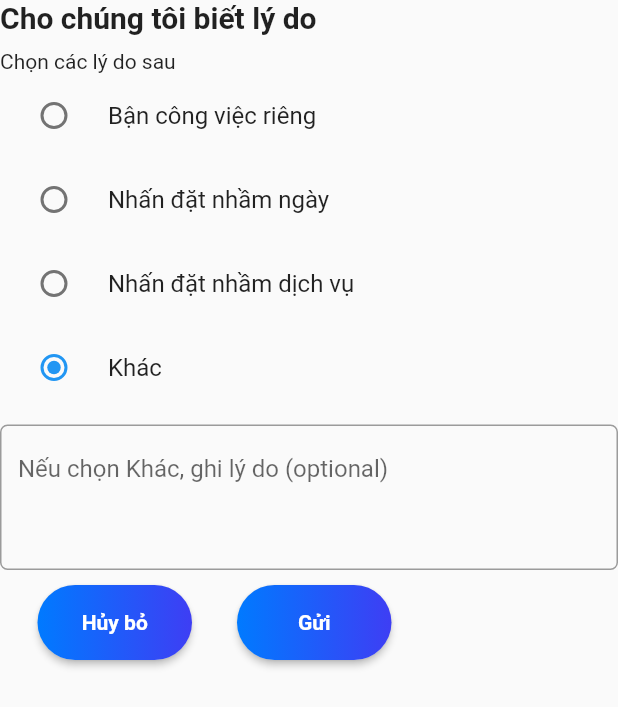
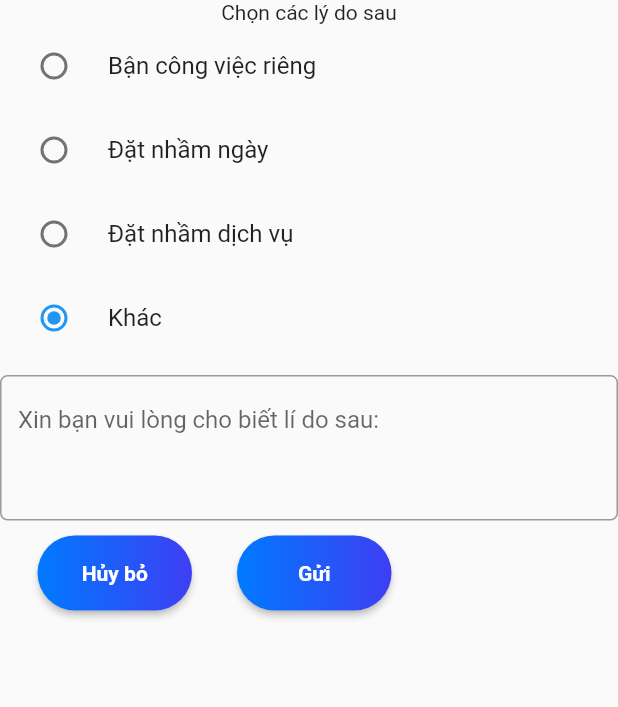
Before and after one commit to redore1234/HCIProject, a Flutter app: the ReasonRadio widget shown alone on an empty page, opened directly, after a tap on "Khác", on a phone screen of 412 x 824 dp. Shown: the top 707 px of the screen. Run offline on Flutter 3.47's test engine with Material 2 defaults, Android fonts, the phone set to English and light mode, and no system bars; our stand-ins replace date_picker_timeline, flutter_rating_bar, flutter_svg, fluttertoast, table_calendar; missing offline and left inert: fa_stepper.

Commit message:
fix layout and code of cancel function

```diff
--- a/lib/views/appointment_detail/appointment_detail.dart
+++ b/lib/views/appointment_detail/appointment_detail.dart
@@ -10,12 +10,14 @@ class Appointment {
   String addressClinic;
   String time;
   String service;
+
   Appointment(this.name, this.phone, this.nameClinic, this.addressClinic,
       this.time, this.service);
 }
 
 class AppoinmentDetailScreen extends StatefulWidget {
   final Appointment appointment;
+
   AppoinmentDetailScreen(Appointment appointment)
       : appointment = appointment,
         super(key: new ObjectKey(appointment));
@@ -25,10 +27,12 @@ class AppoinmentDetailScreen extends StatefulWidget {
       _AppoinmentDetailScreenState(appointment);
 }
 
-class _AppoinmentDetailScreenState extends State<AppoinmentDetailScreen>{
+class _AppoinmentDetailScreenState extends State<AppoinmentDetailScreen> {
   final Appointment appointment;
   Reason _reason = Reason.onBussiness;
+
   _AppoinmentDetailScreenState(this.appointment);
+
   @override
   Widget build(BuildContext context) {
     Size size = MediaQuery.of(context).size;
@@ -243,14 +247,12 @@ class _AppoinmentDetailScreenState extends State<AppoinmentDetailScreen>{
                                 children: [
                                   Container(
                                     width: double.infinity,
-                                    height: 450,
                                     child: ReasonRadio(),
                                   ),
                                 ],
                               ),
                             );
-                          }
-                      );
+                          });
                     },
                     shape: RoundedRectangleBorder(
                         borderRadius: BorderRadius.circular(20),
@@ -286,14 +288,14 @@ class ReasonRadio extends StatefulWidget {
 class _ReasonRadioState extends State<ReasonRadio> {
   Reason _character = Reason.onBussiness;
 
+  bool isVisible = false;
+
   @override
   Widget build(BuildContext context) {
     Size size = MediaQuery.of(context).size;
-    return Column(
-      crossAxisAlignment: CrossAxisAlignment.start,
+    return SingleChildScrollView(
+      child: Column(
         children: <Widget>[
-        Text('Cho chúng tôi biết lý do', style: TextStyle(fontSize: 20, fontWeight: FontWeight.bold),),
-        SizedBox(height: 10,),
           Text('Chọn các lý do sau'),
           RadioListTile<Reason>(
             title: Text('Bận công việc riêng'),
@@ -303,25 +305,40 @@ class _ReasonRadioState extends State<ReasonRadio> {
               setState(() {
                 _character = value;
               });
+              if (value != Reason.orther) {
+                setState(() {
+                  isVisible = false;
+                });
+              }
             },
           ),
           RadioListTile<Reason>(
-          title: const Text('Nhấn đặt nhầm ngày'),
+            title: const Text('Đặt nhầm ngày'),
             value: Reason.wrongDay,
             groupValue: _character,
             onChanged: (Reason value) {
               setState(() {
                 _character = value;
               });
+              if (value != Reason.orther) {
+                setState(() {
+                  isVisible = false;
+                });
+              }
             },
           ),
           RadioListTile<Reason>(
-          title: const Text('Nhấn đặt nhầm dịch vụ'),
+            title: const Text('Đặt nhầm dịch vụ'),
             value: Reason.wrongService,
             groupValue: _character,
             onChanged: (Reason value) {
               setState(() {
                 _character = value;
+                if (value != Reason.orther) {
+                  setState(() {
+                    isVisible = false;
+                  });
+                }
               });
             },
           ),
@@ -333,30 +350,42 @@ class _ReasonRadioState extends State<ReasonRadio> {
               setState(() {
                 _character = value;
               });
+              if (value == Reason.orther) {
+                setState(() {
+                  isVisible = true;
+                });
+              } else {
+                setState(() {
+                  isVisible = false;
+                });
+              }
             },
           ),
-      SizedBox(height: 10,),
-      TextFormField(
+          SizedBox(
+            height: 10,
+          ),
+          Visibility(
+            visible: isVisible,
+            child: TextFormField(
               maxLines: 3,
               decoration: InputDecoration(
-            border: OutlineInputBorder(
-                borderRadius: BorderRadius.circular(5)
-            ),
-          hintText: 'Nếu chọn Khác, ghi lý do (optional)'
+                  border:
+                  OutlineInputBorder(borderRadius: BorderRadius.circular(5)),
+                  hintText: 'Xin bạn vui lòng cho biết lí do sau:'),
             ),
           ),
-      SizedBox(height: 10,),
+          SizedBox(
+            height: 10,
+          ),
           Row(
             children: [
               SizedBox(
                 width: 25,
               ),
               RaisedButton(
-              onPressed: () =>
-                  Navigator.of(context).pop(),
+                onPressed: () => Navigator.of(context).pop(),
                 shape: RoundedRectangleBorder(
-                  borderRadius:
-                  BorderRadius.circular(80.0)),
+                    borderRadius: BorderRadius.circular(80.0)),
                 textColor: Colors.white,
                 padding: const EdgeInsets.all(0),
                 child: Container(
@@ -364,8 +393,7 @@ class _ReasonRadioState extends State<ReasonRadio> {
                   height: 50.0,
                   width: size.width * 0.25,
                   decoration: new BoxDecoration(
-                  borderRadius:
-                  BorderRadius.circular(80.0),
+                    borderRadius: BorderRadius.circular(80.0),
                     gradient: new LinearGradient(colors: [
                       Constants.PRIMARY_COLOR,
                       Constants.HEAVY_BLUE
@@ -377,8 +405,7 @@ class _ReasonRadioState extends State<ReasonRadio> {
                   child: Text(
                     "Hủy bỏ",
                     textAlign: TextAlign.center,
-                  style: TextStyle(
-                      fontWeight: FontWeight.bold),
+                    style: TextStyle(fontWeight: FontWeight.bold),
                   ),
                 ),
               ),
@@ -388,8 +415,7 @@ class _ReasonRadioState extends State<ReasonRadio> {
               RaisedButton(
                 onPressed: () {},
                 shape: RoundedRectangleBorder(
-                  borderRadius:
-                  BorderRadius.circular(80.0)),
+                    borderRadius: BorderRadius.circular(80.0)),
                 textColor: Colors.white,
                 padding: const EdgeInsets.all(0),
                 child: Container(
@@ -397,8 +423,7 @@ class _ReasonRadioState extends State<ReasonRadio> {
                   height: 50.0,
                   width: size.width * 0.25,
                   decoration: new BoxDecoration(
-                  borderRadius:
-                  BorderRadius.circular(80.0),
+                    borderRadius: BorderRadius.circular(80.0),
                     gradient: new LinearGradient(colors: [
                       Constants.PRIMARY_COLOR,
                       Constants.HEAVY_BLUE
@@ -410,14 +435,14 @@ class _ReasonRadioState extends State<ReasonRadio> {
                   child: Text(
                     "Gửi",
                     textAlign: TextAlign.center,
-                  style: TextStyle(
-                      fontWeight: FontWeight.bold),
+                    style: TextStyle(fontWeight: FontWeight.bold),
                   ),
                 ),
               ),
             ],
           ),
         ],
+      ),
     );
   }
 }
```
Lines whose indentation alone changed are shown as unchanged.
